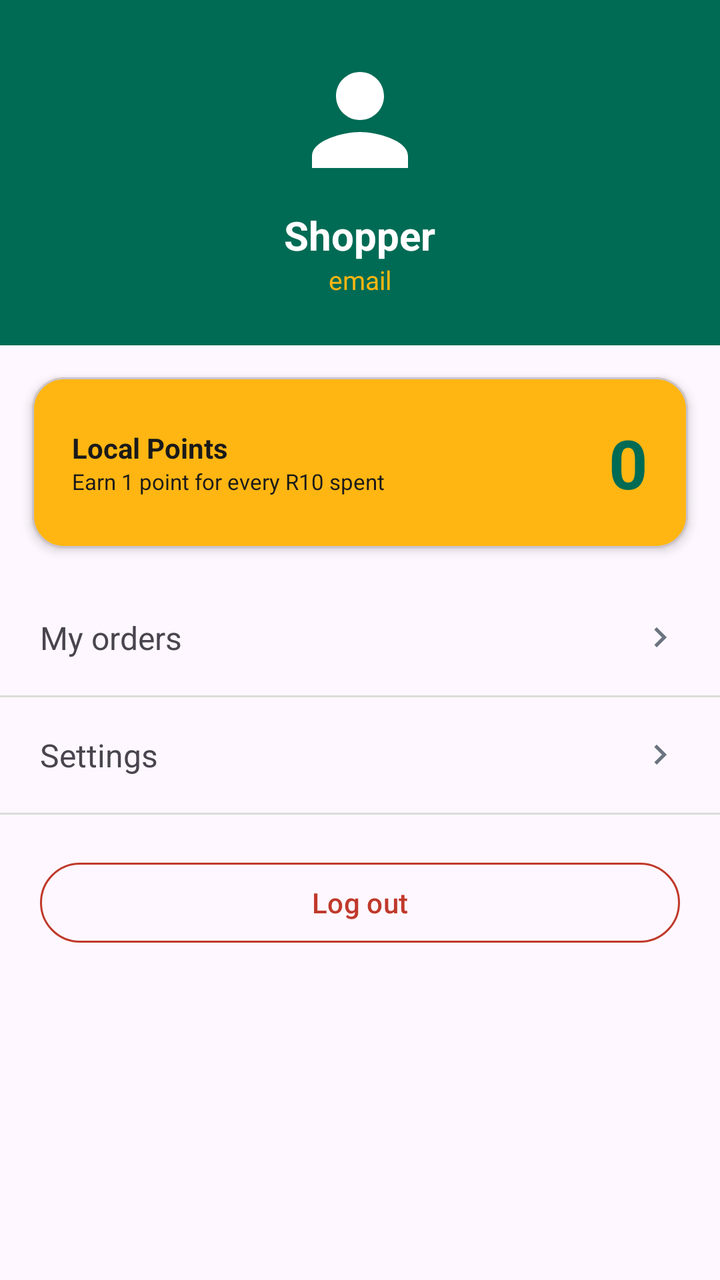
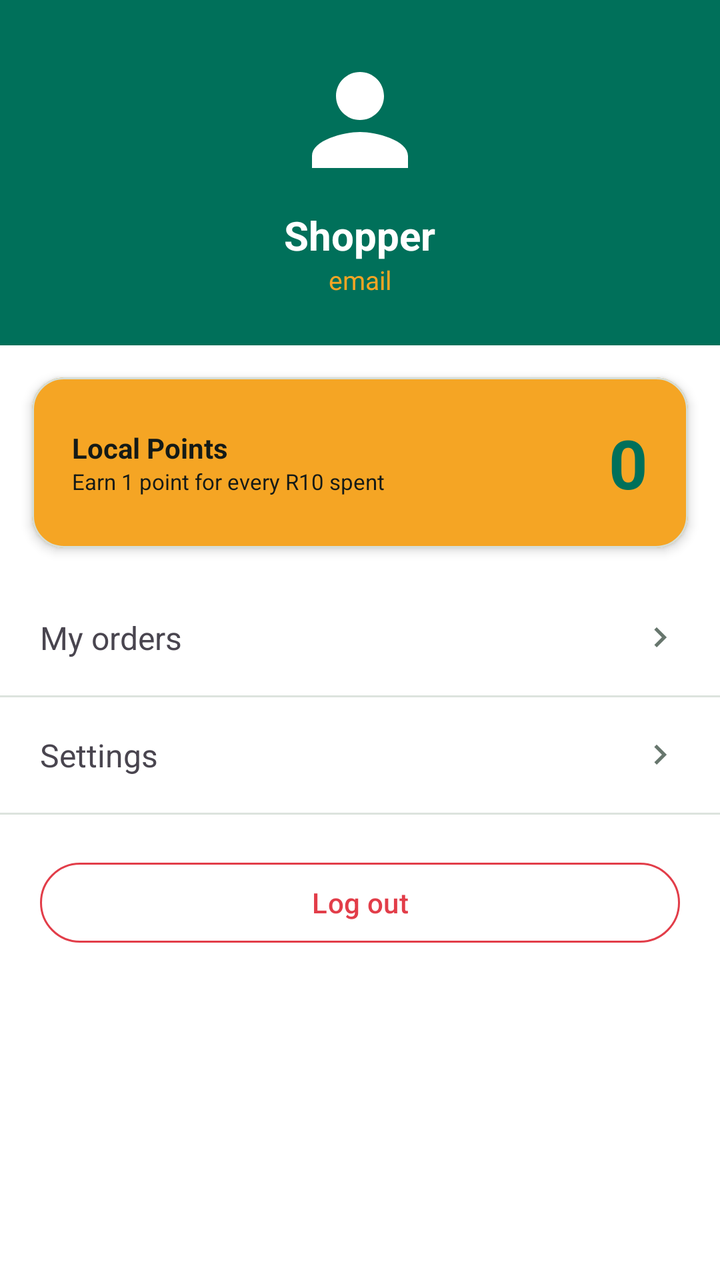

An Android layout rendered at two revisions. The XML below is the earlier revision; the diff shows what the commit changed to produce the second picture.
<!-- AndroidManifest.xml: application theme Theme.ShopLocal -->
<!-- res/layout/fragment_profile.xml -->
<?xml version="1.0" encoding="utf-8"?>
<ScrollView xmlns:android="http://schemas.android.com/apk/res/android"
    xmlns:app="http://schemas.android.com/apk/res-auto"
    android:layout_width="match_parent"
    android:layout_height="match_parent"
    android:background="?attr/colorSurface"
    android:fillViewport="true">

    <LinearLayout
        android:layout_width="match_parent"
        android:layout_height="wrap_content"
        android:orientation="vertical">

        
        <LinearLayout
            android:layout_width="match_parent"
            android:layout_height="wrap_content"
            android:background="@color/brand_green"
            android:gravity="center_horizontal"
            android:orientation="vertical"
            android:padding="24dp">

            <ImageView
                android:layout_width="72dp"
                android:layout_height="72dp"
                android:src="@drawable/ic_person"
                app:tint="@color/white"
                android:contentDescription="@string/tab_profile" />

            <TextView
                android:id="@+id/name"
                android:layout_width="wrap_content"
                android:layout_height="wrap_content"
                android:layout_marginTop="8dp"
                android:text="Shopper"
                android:textColor="@color/white"
                android:textSize="20sp"
                android:textStyle="bold" />

            <TextView
                android:id="@+id/email"
                android:layout_width="wrap_content"
                android:layout_height="wrap_content"
                android:text="email"
                android:textColor="@color/brand_gold"
                android:textSize="13sp" />
        </LinearLayout>

        
        <com.google.android.material.card.MaterialCardView
            android:layout_width="match_parent"
            android:layout_height="wrap_content"
            android:layout_margin="16dp"
            app:cardBackgroundColor="@color/brand_gold"
            app:cardCornerRadius="16dp"
            app:cardElevation="3dp">

            <LinearLayout
                android:layout_width="match_parent"
                android:layout_height="wrap_content"
                android:gravity="center_vertical"
                android:orientation="horizontal"
                android:padding="20dp">

                <LinearLayout
                    android:layout_width="0dp"
                    android:layout_height="wrap_content"
                    android:layout_weight="1"
                    android:orientation="vertical">

                    <TextView
                        android:layout_width="wrap_content"
                        android:layout_height="wrap_content"
                        android:text="@string/local_points"
                        android:textColor="@color/black"
                        android:textStyle="bold" />

                    <TextView
                        android:layout_width="wrap_content"
                        android:layout_height="wrap_content"
                        android:text="Earn 1 point for every R10 spent"
                        android:textColor="@color/black"
                        android:textSize="11sp" />
                </LinearLayout>

                <TextView
                    android:id="@+id/pointsValue"
                    android:layout_width="wrap_content"
                    android:layout_height="wrap_content"
                    android:text="0"
                    android:textColor="@color/brand_green"
                    android:textSize="34sp"
                    android:textStyle="bold" />
            </LinearLayout>
        </com.google.android.material.card.MaterialCardView>

        
        <LinearLayout
            android:id="@+id/rowOrders"
            android:layout_width="match_parent"
            android:layout_height="wrap_content"
            android:background="?attr/selectableItemBackground"
            android:clickable="true"
            android:focusable="true"
            android:gravity="center_vertical"
            android:orientation="horizontal"
            android:paddingHorizontal="20dp"
            android:paddingVertical="18dp">

            <TextView
                android:layout_width="0dp"
                android:layout_height="wrap_content"
                android:layout_weight="1"
                android:text="@string/my_orders"
                android:textSize="16sp" />

            <ImageView
                android:layout_width="20dp"
                android:layout_height="20dp"
                android:src="@drawable/ic_chevron_right"
                android:contentDescription="@string/my_orders" />
        </LinearLayout>

        <View android:layout_width="match_parent" android:layout_height="1dp" android:background="@color/grey_300" />

        
        <LinearLayout
            android:id="@+id/rowSettings"
            android:layout_width="match_parent"
            android:layout_height="wrap_content"
            android:background="?attr/selectableItemBackground"
            android:clickable="true"
            android:focusable="true"
            android:gravity="center_vertical"
            android:orientation="horizontal"
            android:paddingHorizontal="20dp"
            android:paddingVertical="18dp">

            <TextView
                android:layout_width="0dp"
                android:layout_height="wrap_content"
                android:layout_weight="1"
                android:text="@string/settings"
                android:textSize="16sp" />

            <ImageView
                android:layout_width="20dp"
                android:layout_height="20dp"
                android:src="@drawable/ic_chevron_right"
                android:contentDescription="@string/settings" />
        </LinearLayout>

        <View android:layout_width="match_parent" android:layout_height="1dp" android:background="@color/grey_300" />

        <com.google.android.material.button.MaterialButton
            android:id="@+id/btnLogout"
            style="@style/Widget.Material3.Button.OutlinedButton"
            android:layout_width="match_parent"
            android:layout_height="wrap_content"
            android:layout_margin="20dp"
            android:text="@string/logout"
            app:strokeColor="@color/sale_red"
            android:textColor="@color/sale_red" />
    </LinearLayout>
</ScrollView>
<!-- resources referenced by this layout -->
<resources>
  <color name="black">#1A1A1A</color>
  <color name="brand_gold">#FFB612</color>
  <color name="brand_green">#006B54</color>
  <color name="grey_300">#DADED8</color>
  <color name="sale_red">#C0392B</color>
  <color name="white">#FFFFFF</color>
  <string name="local_points">Local Points</string>
  <string name="logout">Log out</string>
  <string name="my_orders">My orders</string>
  <string name="settings">Settings</string>
  <string name="tab_profile">Profile</string>
  <style name="Theme.ShopLocal" parent="Theme.Material3.DayNight.NoActionBar">
          
          <item name="colorPrimary">@color/brand_green</item>
          <item name="colorPrimaryDark">@color/brand_green_dark</item>
          <item name="colorOnPrimary">@color/white</item>
          <item name="colorPrimaryContainer">@color/brand_green_light</item>
          <item name="colorOnPrimaryContainer">@color/brand_green_dark</item>
          <item name="colorSecondary">@color/brand_orange</item>
          <item name="colorOnSecondary">@color/white</item>
          <item name="colorSecondaryContainer">@color/brand_gold_light</item>
          <item name="colorOnSecondaryContainer">#5A4200</item>
          <item name="colorTertiary">@color/brand_gold</item>
  
          
          <item name="shapeAppearanceCornerSmall">@style/ShapeAppearance.ShopLocal.Small</item>
          <item name="shapeAppearanceCornerMedium">@style/ShapeAppearance.ShopLocal.Medium</item>
          <item name="shapeAppearanceCornerLarge">@style/ShapeAppearance.ShopLocal.Large</item>
  
          
          <item name="materialButtonStyle">@style/Widget.ShopLocal.Button</item>
  
          
          <item name="android:statusBarColor">@color/brand_green</item>
          <item name="android:navigationBarColor">?attr/colorSurface</item>
      </style>
  <color name="grey_600">#6B7280</color>
  <color name="brand_green_dark">#004C3C</color>
  <color name="brand_green_light">#CDE9E0</color>
  <color name="brand_orange">#E87A1A</color>
  <color name="brand_gold_light">#FFE9B0</color>
  <style name="ShapeAppearance.ShopLocal.Small" parent="ShapeAppearance.Material3.Corner.Small">
          <item name="cornerSize">10dp</item>
      </style>
  <style name="ShapeAppearance.ShopLocal.Medium" parent="ShapeAppearance.Material3.Corner.Medium">
          <item name="cornerSize">18dp</item>
      </style>
  <style name="ShapeAppearance.ShopLocal.Large" parent="ShapeAppearance.Material3.Corner.Large">
          <item name="cornerSize">24dp</item>
      </style>
  <style name="Widget.ShopLocal.Button" parent="Widget.Material3.Button">
          <item name="cornerRadius">26dp</item>
          <item name="android:paddingTop">12dp</item>
          <item name="android:paddingBottom">12dp</item>
      </style>
  <!-- unchanged entries left out for length: 2 -->
</resources>

<!-- the commit's change to res/layout/fragment_profile.xml (unified diff, before → after) -->
@@ -157,7 +157,9 @@
             style="@style/Widget.Material3.Button.OutlinedButton"
             android:layout_width="match_parent"
             android:layout_height="wrap_content"
-            android:layout_margin="20dp"
+            android:layout_marginHorizontal="20dp"
+            android:layout_marginTop="20dp"
+            android:layout_marginBottom="104dp"
             android:text="@string/logout"
             app:strokeColor="@color/sale_red"
             android:textColor="@color/sale_red" />
<!-- resource entries referenced after the edit -->
@@ -1,10 +1,10 @@
 <!-- resources referenced by this layout -->
 <resources>
-  <color name="black">#1A1A1A</color>
-  <color name="brand_gold">#FFB612</color>
-  <color name="brand_green">#006B54</color>
-  <color name="grey_300">#DADED8</color>
-  <color name="sale_red">#C0392B</color>
+  <color name="black">#141A17</color>
+  <color name="brand_gold">#F5A524</color>
+  <color name="brand_green">#00705A</color>
+  <color name="grey_300">#DCE3DD</color>
+  <color name="sale_red">#E23D49</color>
   <color name="white">#FFFFFF</color>
   <string name="local_points">Local Points</string>
   <string name="logout">Log out</string>
@@ -18,42 +18,62 @@
           <item name="colorOnPrimary">@color/white</item>
           <item name="colorPrimaryContainer">@color/brand_green_light</item>
           <item name="colorOnPrimaryContainer">@color/brand_green_dark</item>
-          <item name="colorSecondary">@color/brand_orange</item>
-          <item name="colorOnSecondary">@color/white</item>
+          <item name="colorSecondary">@color/brand_gold</item>
+          <item name="colorOnSecondary">@color/black</item>
           <item name="colorSecondaryContainer">@color/brand_gold_light</item>
           <item name="colorOnSecondaryContainer">#5A4200</item>
-          <item name="colorTertiary">@color/brand_gold</item>
+          <item name="colorTertiary">@color/brand_teal</item>
+  
+          
+          <item name="android:colorBackground">@color/app_background</item>
+          <item name="colorSurface">@color/app_surface</item>
+          <item name="colorOnSurface">@color/app_on_surface</item>
+          <item name="colorSurfaceVariant">@color/app_surface_variant</item>
+          <item name="colorOnSurfaceVariant">@color/app_on_surface_variant</item>
+          <item name="colorSurfaceContainer">@color/app_surface_container</item>
+          <item name="colorSurfaceContainerLow">@color/app_surface</item>
+          <item name="colorSurfaceContainerHigh">@color/app_surface_variant</item>
+          <item name="colorOutline">@color/app_outline</item>
+          <item name="colorOutlineVariant">@color/app_outline</item>
+          <item name="colorError">@color/sale_red</item>
   
           
           <item name="shapeAppearanceCornerSmall">@style/ShapeAppearance.ShopLocal.Small</item>
           <item name="shapeAppearanceCornerMedium">@style/ShapeAppearance.ShopLocal.Medium</item>
           <item name="shapeAppearanceCornerLarge">@style/ShapeAppearance.ShopLocal.Large</item>
-  
-          
           <item name="materialButtonStyle">@style/Widget.ShopLocal.Button</item>
   
           
-          <item name="android:statusBarColor">@color/brand_green</item>
-          <item name="android:navigationBarColor">?attr/colorSurface</item>
+          <item name="android:statusBarColor">@color/brand_green_dark</item>
+          <item name="android:navigationBarColor">@color/app_background</item>
+          <item name="android:windowLightStatusBar">false</item>
       </style>
-  <color name="grey_600">#6B7280</color>
+  <color name="grey_600">#67766D</color>
   <color name="brand_green_dark">#004C3C</color>
-  <color name="brand_green_light">#CDE9E0</color>
-  <color name="brand_orange">#E87A1A</color>
-  <color name="brand_gold_light">#FFE9B0</color>
+  <color name="brand_green_light">#CFEDE4</color>
+  <color name="brand_gold_light">#FFE7B3</color>
+  <color name="brand_teal">#12A58A</color>
+  <color name="app_background">#F6F8F5</color>
+  <color name="app_surface">#FFFFFF</color>
+  <color name="app_on_surface">#141A17</color>
+  <color name="app_surface_variant">#EDF1EC</color>
+  <color name="app_on_surface_variant">#4C5A51</color>
+  <color name="app_surface_container">#F2F5F0</color>
+  <color name="app_outline">#D6DED7</color>
   <style name="ShapeAppearance.ShopLocal.Small" parent="ShapeAppearance.Material3.Corner.Small">
-          <item name="cornerSize">10dp</item>
+          <item name="cornerSize">12dp</item>
       </style>
   <style name="ShapeAppearance.ShopLocal.Medium" parent="ShapeAppearance.Material3.Corner.Medium">
-          <item name="cornerSize">18dp</item>
+          <item name="cornerSize">20dp</item>
       </style>
   <style name="ShapeAppearance.ShopLocal.Large" parent="ShapeAppearance.Material3.Corner.Large">
-          <item name="cornerSize">24dp</item>
+          <item name="cornerSize">28dp</item>
       </style>
   <style name="Widget.ShopLocal.Button" parent="Widget.Material3.Button">
           <item name="cornerRadius">26dp</item>
-          <item name="android:paddingTop">12dp</item>
-          <item name="android:paddingBottom">12dp</item>
+          <item name="android:paddingTop">13dp</item>
+          <item name="android:paddingBottom">13dp</item>
+          <item name="android:letterSpacing">0.01</item>
       </style>
   <!-- unchanged entries left out for length: 2 -->
 </resources>
